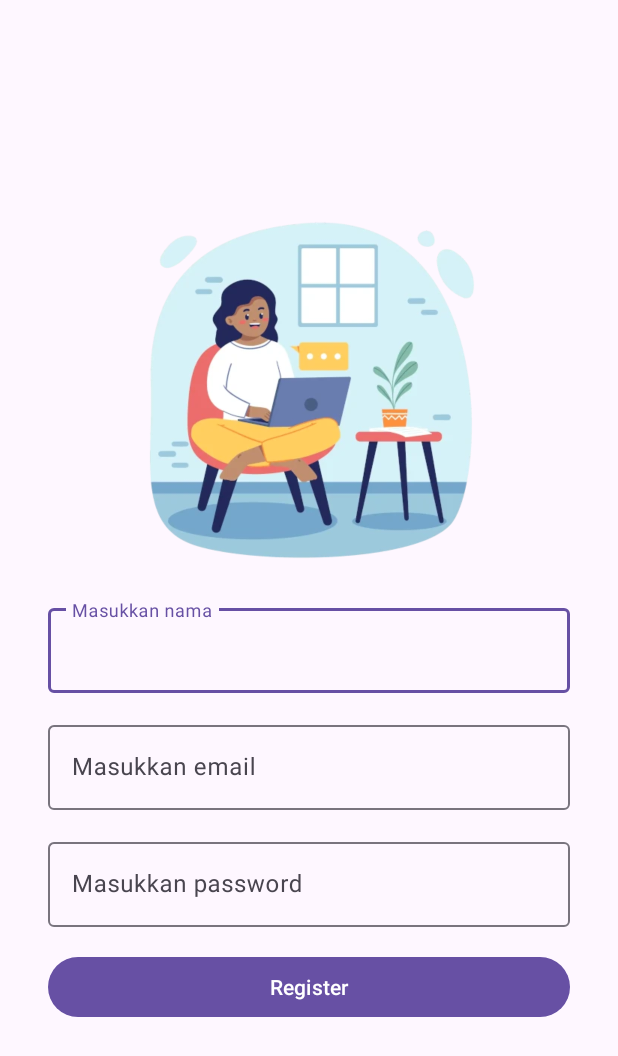
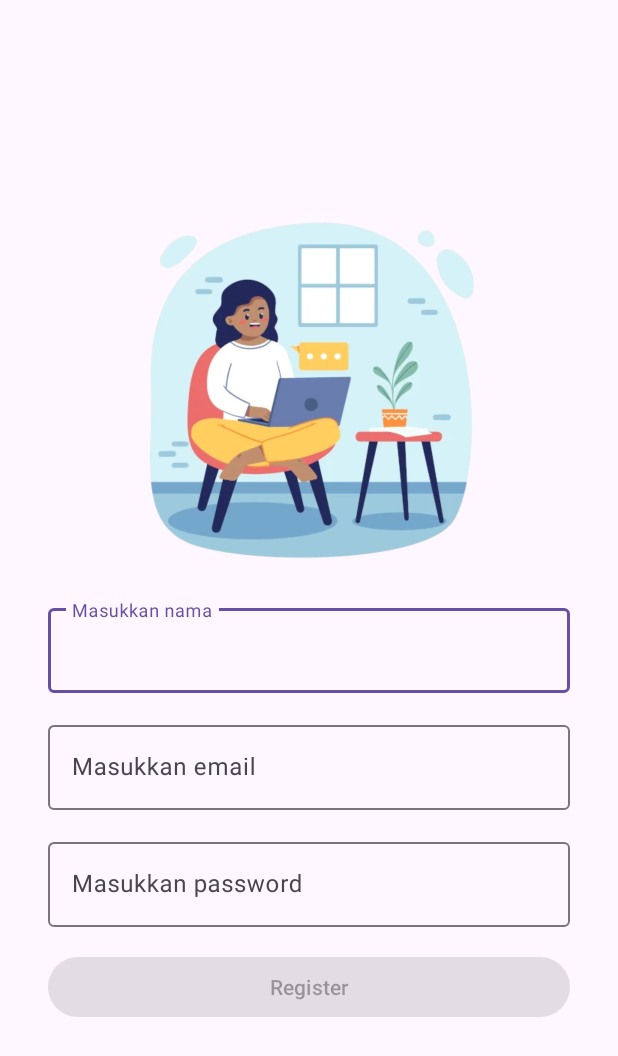
Before and after one commit to fakhri-rasyad/SubmissionStroryApp, an Android app: the screen it shows after launch (RegisterActivity), after a tap on "Register", on a phone screen of 412 x 824 dp. Shown: the top 1056 px of the screen. Run offline under Robolectric (Android 15) with nearby library versions, the phone set to English and light mode, and no system bars.

Commit message:
feat: Register form input

```diff
--- a/app/src/main/java/com/d121211017/stroyappsubmission/ui/RegisterActivity.kt
+++ b/app/src/main/java/com/d121211017/stroyappsubmission/ui/RegisterActivity.kt
@@ -1,16 +1,71 @@
 package com.d121211017.stroyappsubmission.ui
 
 import android.os.Bundle
-import androidx.activity.enableEdgeToEdge
+import android.text.Editable
+import android.text.TextWatcher
+import android.util.Log
 import androidx.appcompat.app.AppCompatActivity
-import androidx.core.view.ViewCompat
-import androidx.core.view.WindowInsetsCompat
+import androidx.core.widget.addTextChangedListener
+import androidx.lifecycle.ViewModelProvider
 import com.d121211017.stroyappsubmission.R
+import com.d121211017.stroyappsubmission.databinding.ActivityRegisterBinding
+import com.d121211017.stroyappsubmission.viewmodel.RegisterViewModel
+import com.d121211017.stroyappsubmission.viewmodel.ViewModelFactory
 
 class RegisterActivity : AppCompatActivity() {
+    private lateinit var binding : ActivityRegisterBinding
+    private lateinit var viewModel: RegisterViewModel
+
+    companion object {
+        private const val TAG = "Register Activity"
+    }
+
     override fun onCreate(savedInstanceState: Bundle?) {
         super.onCreate(savedInstanceState)
-        enableEdgeToEdge()
-        setContentView(R.layout.activity_register)
+        binding = ActivityRegisterBinding.inflate(layoutInflater)
+        setContentView(binding.root)
+
+        viewModel = getViewModel(this)
+
+        viewModel.isButtonEnabled.observe(this){
+            binding.registerButton.isEnabled = it
+        }
+
+        viewModel.isEmailValid.observe(this){
+            binding.emailInput.error = if(!it) getString(R.string.email_invalid) else null
+        }
+
+        viewModel.isPasswordValid.observe(this){
+            binding.passwordInput.error = if(!it) getString(R.string.password_invalid) else null
+        }
+
+
+        binding.apply {
+            nameInput.addTextChangedListener(
+                onTextChanged = {text, _, _, _ ->
+                    viewModel.nameValidation(text.toString().trim())
+                }
+            )
+
+            emailInput.addTextChangedListener(
+                afterTextChanged = { editable ->
+                    viewModel.emailValidation(editable.toString())
+                }
+            )
+            passwordInput.addTextChangedListener(
+                afterTextChanged = { editable ->
+                    viewModel.passwordValidation(editable.toString())
+                }
+            )
+
+            registerButton.setOnClickListener {
+                viewModel.getData()
+            }
+        }
+    }
+
+    private fun getViewModel(appCompatActivity: AppCompatActivity) : RegisterViewModel {
+        val factory = ViewModelFactory.getInstance(appCompatActivity.application)
+        return ViewModelProvider(appCompatActivity, factory)[RegisterViewModel::class.java]
     }
 }
--- a/app/src/main/java/com/d121211017/stroyappsubmission/viewmodel/RegisterViewModel.kt
+++ b/app/src/main/java/com/d121211017/stroyappsubmission/viewmodel/RegisterViewModel.kt
@@ -2,7 +2,9 @@ package com.d121211017.stroyappsubmission.viewmodel
 
 import android.app.Application
 import android.util.Log
+import android.util.Patterns
 import androidx.lifecycle.LiveData
+import androidx.lifecycle.MediatorLiveData
 import androidx.lifecycle.MutableLiveData
 import androidx.lifecycle.ViewModel
 import com.d121211017.stroyappsubmission.data.remote.entity.SimpleResponse
@@ -19,6 +21,22 @@ class RegisterViewModel(application: Application): ViewModel() {
 
     private val _isLoadingRegistration = MutableLiveData<Boolean>()
     val loadingRegistration : LiveData<Boolean> = _isLoadingRegistration
+
+    private val _isEmailValid = MutableLiveData<Boolean>()
+    val isEmailValid : LiveData<Boolean> = _isEmailValid
+
+    private val _isPasswordValid = MutableLiveData<Boolean>()
+    val isPasswordValid : LiveData<Boolean> = _isPasswordValid
+
+    private val _isButtonEnabled = MediatorLiveData<Boolean>().apply {
+        addSource(_isEmailValid) { value = it && (_isPasswordValid.value ?: false) }
+        addSource(_isPasswordValid) { value = it && (_isEmailValid.value ?: false) }
+    }
+    val isButtonEnabled: LiveData<Boolean> = _isButtonEnabled
+
+    private var name = ""
+    private var email = ""
+    private var password = ""
 
     fun postRegistration(
         name : String,
@@ -46,4 +64,22 @@ class RegisterViewModel(application: Application): ViewModel() {
         })
 
     }
+
+    fun getData(){
+        Log.d(TAG, "$name, $email, $password")
+    }
+
+    fun nameValidation(name: String){
+        this.name = name
+    }
+    fun emailValidation(email: String){
+        _isEmailValid.postValue(Patterns.EMAIL_ADDRESS.matcher(email).matches())
+        this.email = email
+    }
+
+    fun passwordValidation(password : String){
+        if (password.isNotEmpty() && password.length >= 8) _isPasswordValid.postValue(true)
+        else _isPasswordValid.postValue(false)
+        this.password = password
+    }
 }
--- a/app/src/main/res/layout/activity_register.xml
+++ b/app/src/main/res/layout/activity_register.xml
@@ -27,7 +27,7 @@
         android:contentDescription="@string/register_image" />
 
     <com.google.android.material.textfield.TextInputLayout
-        android:id="@+id/name_input"
+        android:id="@+id/name_input_layout"
         android:layout_width="match_parent"
         android:layout_height="wrap_content"
         android:layout_marginVertical="16dp"
@@ -35,6 +35,7 @@
         >
 
         <com.d121211017.stroyappsubmission.ui.custom.CustomEditTextView
+            android:id="@+id/name_input"
             android:layout_width="match_parent"
             android:layout_height="wrap_content"
             android:hint="@string/input_name"
@@ -42,13 +43,14 @@
     </com.google.android.material.textfield.TextInputLayout>
 
     <com.google.android.material.textfield.TextInputLayout
-        android:id="@+id/email_input"
+        android:id="@+id/email_input_layout"
         android:layout_width="match_parent"
         android:layout_height="wrap_content"
         android:layout_marginVertical="16dp"
-        app:layout_constraintTop_toBottomOf="@id/name_input"
+        app:layout_constraintTop_toBottomOf="@id/name_input_layout"
         >
         <com.d121211017.stroyappsubmission.ui.custom.CustomEditTextView
+            android:id="@+id/email_input"
             android:layout_width="match_parent"
             android:layout_height="wrap_content"
             android:hint="@string/input_email"
@@ -57,13 +59,14 @@
     </com.google.android.material.textfield.TextInputLayout>
 
     <com.google.android.material.textfield.TextInputLayout
-        android:id="@+id/password_input"
+        android:id="@+id/password_input_layout"
         android:layout_width="match_parent"
         android:layout_height="wrap_content"
         android:layout_marginVertical="16dp"
-        app:layout_constraintTop_toBottomOf="@id/email_input"
+        app:layout_constraintTop_toBottomOf="@id/email_input_layout"
         >
         <com.d121211017.stroyappsubmission.ui.custom.CustomEditTextView
+            android:id="@+id/password_input"
             android:layout_width="match_parent"
             android:layout_height="wrap_content"
             android:hint="@string/input_password"
@@ -76,7 +79,8 @@
         android:layout_width="match_parent"
         android:layout_height="wrap_content"
         android:layout_marginVertical="16dp"
-        app:layout_constraintTop_toBottomOf="@id/password_input"
+        android:enabled="false"
+        app:layout_constraintTop_toBottomOf="@id/password_input_layout"
         app:layout_constraintEnd_toEndOf="parent"
         app:layout_constraintStart_toStartOf="parent"
         android:text="@string/register"
--- a/app/src/main/res/values/strings.xml
+++ b/app/src/main/res/values/strings.xml
@@ -9,4 +9,6 @@
     <string name="welcome_image">welcome_image</string>
     <string name="welcome_text">Selamat datang di aplikasi submission!</string>
     <string name="register_image">register image</string>
+    <string name="email_invalid">Email tidak valid</string>
+    <string name="password_invalid">Password tidak boleh kurang dari 8 karakter</string>
 </resources>
```
